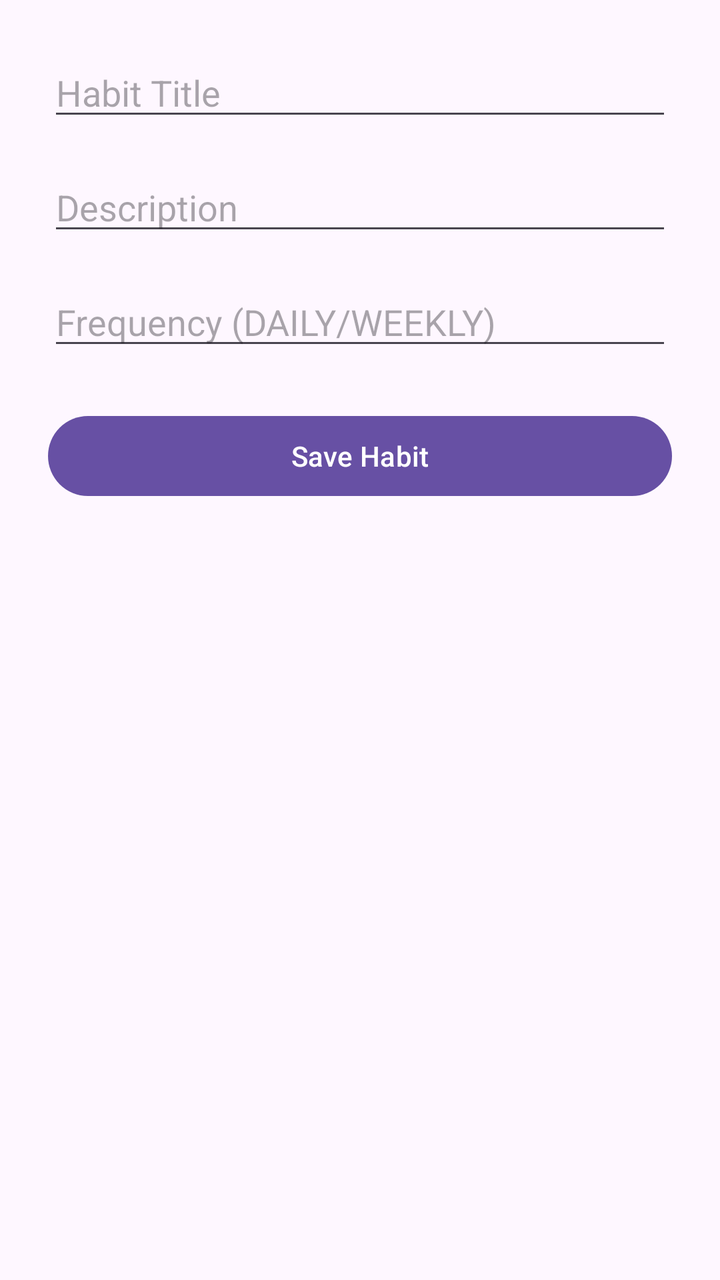
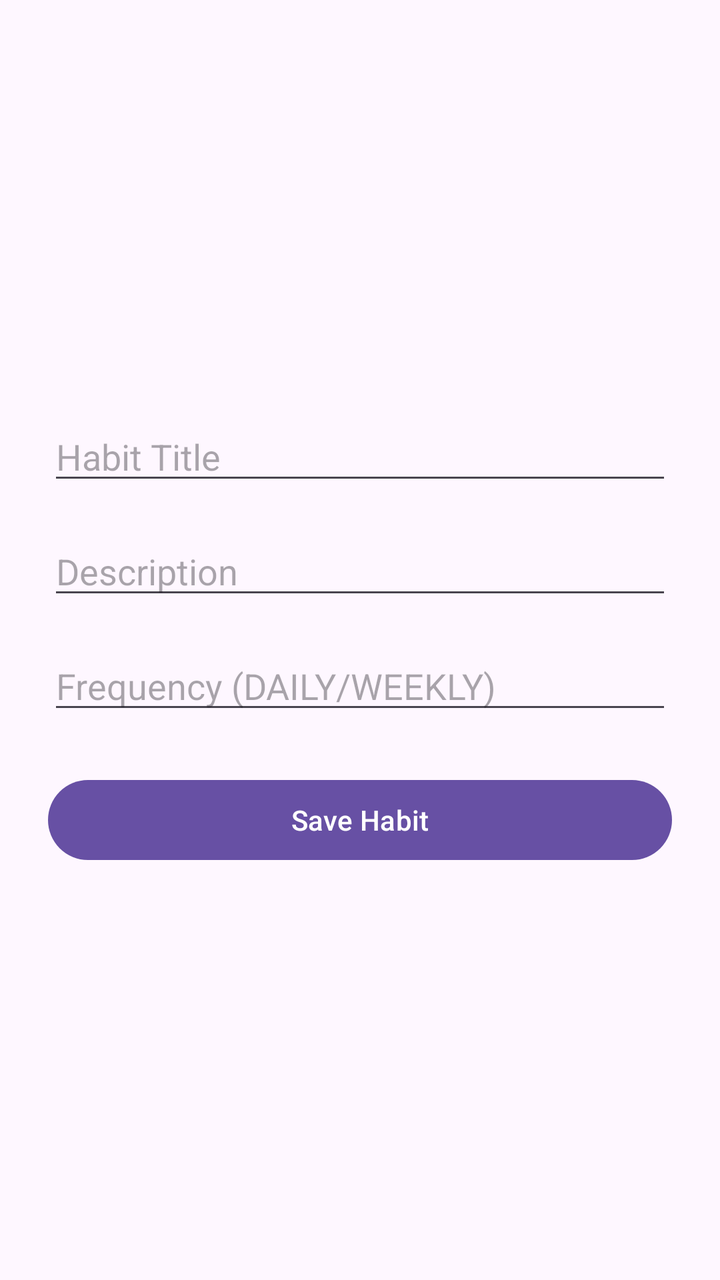

The first picture is an Android layout as it rendered before a commit; the second is the same layout after the commit. The layout source and the unified diff follow.
<!-- AndroidManifest.xml: application theme Theme.HabitTracker -->
<!-- res/layout/activity_add_habit.xml -->
<?xml version="1.0" encoding="utf-8"?>
<ScrollView xmlns:android="http://schemas.android.com/apk/res/android"
    android:padding="24dp"
    android:layout_width="match_parent"
    android:layout_height="match_parent">

    <LinearLayout
        android:orientation="vertical"
        android:layout_width="match_parent"
        android:layout_height="wrap_content">

        <EditText
            android:id="@+id/etTitle"
            android:hint="Habit Title"
            android:layout_width="match_parent"
            android:layout_height="wrap_content"/>

        <EditText
            android:id="@+id/etDescription"
            android:hint="Description"
            android:layout_marginTop="16dp"
            android:layout_width="match_parent"
            android:layout_height="wrap_content"/>

        <EditText
            android:id="@+id/etFrequency"
            android:hint="Frequency (DAILY/WEEKLY)"
            android:layout_marginTop="16dp"
            android:layout_width="match_parent"
            android:layout_height="wrap_content"/>

        <Button
            android:id="@+id/btnSave"
            android:text="Save Habit"
            android:layout_marginTop="24dp"
            android:layout_width="match_parent"
            android:layout_height="wrap_content"/>

    </LinearLayout>
</ScrollView>
<!-- resources referenced by this layout -->
<resources>
  <style name="Theme.HabitTracker" parent="Base.Theme.HabitTracker" />
  <style name="Base.Theme.HabitTracker" parent="Theme.Material3.DayNight.NoActionBar">
          
          
      </style>
</resources>

<!-- the commit's change to res/layout/activity_add_habit.xml (unified diff, before → after) -->
@@ -2,9 +2,12 @@
 <ScrollView xmlns:android="http://schemas.android.com/apk/res/android"
     android:padding="24dp"
     android:layout_width="match_parent"
-    android:layout_height="match_parent">
+    android:layout_height="match_parent"
+    >
 
     <LinearLayout
+        android:layout_gravity="center"
+        android:gravity="center"
         android:orientation="vertical"
         android:layout_width="match_parent"
         android:layout_height="wrap_content">
